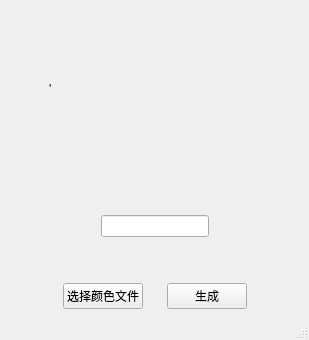
Before: the Qt Designer form pattern-config/mainwindow.ui in signal-emulator-suite-team/pattern-config, drawn with Qt 5.
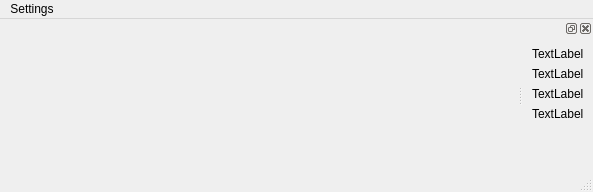
After: the same form once the commit is applied.

```diff
--- a/pattern-config/mainwindow.ui
+++ b/pattern-config/mainwindow.ui
@@ -6,167 +6,17 @@
    <rect>
     <x>0</x>
     <y>0</y>
-    <width>309</width>
-    <height>340</height>
+    <width>593</width>
+    <height>192</height>
    </rect>
   </property>
   <property name="windowTitle">
    <string>MainWindow</string>
   </property>
   <widget class="QWidget" name="centralwidget">
-   <layout class="QGridLayout" name="gridLayout" rowstretch="1,0,0,0,0,0">
+   <layout class="QGridLayout" name="gridLayout_2">
     <item row="0" column="0">
-     <layout class="QHBoxLayout" name="horizontalLayout_2" stretch="0,2,0">
-      <item>
-       <spacer name="horizontalSpacer_8">
-        <property name="orientation">
-         <enum>Qt::Horizontal</enum>
-        </property>
-        <property name="sizeHint" stdset="0">
-         <size>
-          <width>40</width>
-          <height>20</height>
-         </size>
-        </property>
-       </spacer>
-      </item>
-      <item>
-       <widget class="QLabel" name="label">
-        <property name="text">
-         <string>'</string>
-        </property>
-       </widget>
-      </item>
-      <item>
-       <spacer name="horizontalSpacer_9">
-        <property name="orientation">
-         <enum>Qt::Horizontal</enum>
-        </property>
-        <property name="sizeHint" stdset="0">
-         <size>
-          <width>40</width>
-          <height>20</height>
-         </size>
-        </property>
-       </spacer>
-      </item>
-     </layout>
-    </item>
-    <item row="5" column="0">
-     <layout class="QHBoxLayout" name="horizontalLayout">
-      <item>
-       <spacer name="horizontalSpacer_6">
-        <property name="orientation">
-         <enum>Qt::Horizontal</enum>
-        </property>
-        <property name="sizeHint" stdset="0">
-         <size>
-          <width>54</width>
-          <height>20</height>
-         </size>
-        </property>
-       </spacer>
-      </item>
-      <item>
-       <widget class="QPushButton" name="pushButton">
-        <property name="text">
-         <string>选择颜色文件</string>
-        </property>
-       </widget>
-      </item>
-      <item>
-       <spacer name="horizontalSpacer">
-        <property name="orientation">
-         <enum>Qt::Horizontal</enum>
-        </property>
-        <property name="sizeHint" stdset="0">
-         <size>
-          <width>13</width>
-          <height>20</height>
-         </size>
-        </property>
-       </spacer>
-      </item>
-      <item>
-       <widget class="QPushButton" name="pushButton_2">
-        <property name="text">
-         <string>生成</string>
-        </property>
-       </widget>
-      </item>
-      <item>
-       <spacer name="horizontalSpacer_7">
-        <property name="orientation">
-         <enum>Qt::Horizontal</enum>
-        </property>
-        <property name="sizeHint" stdset="0">
-         <size>
-          <width>53</width>
-          <height>20</height>
-         </size>
-        </property>
-       </spacer>
-      </item>
-     </layout>
-    </item>
-    <item row="3" column="0">
-     <spacer name="verticalSpacer">
-      <property name="orientation">
-       <enum>Qt::Vertical</enum>
-      </property>
-      <property name="sizeHint" stdset="0">
-       <size>
-        <width>20</width>
-        <height>40</height>
-       </size>
-      </property>
-     </spacer>
-    </item>
-    <item row="2" column="0">
-     <layout class="QHBoxLayout" name="horizontalLayout_3">
-      <item>
-       <spacer name="horizontalSpacer_2">
-        <property name="orientation">
-         <enum>Qt::Horizontal</enum>
-        </property>
-        <property name="sizeHint" stdset="0">
-         <size>
-          <width>76</width>
-          <height>20</height>
-         </size>
-        </property>
-       </spacer>
-      </item>
-      <item>
-       <widget class="QLineEdit" name="lineEdit"/>
-      </item>
-      <item>
-       <spacer name="horizontalSpacer_3">
-        <property name="orientation">
-         <enum>Qt::Horizontal</enum>
-        </property>
-        <property name="sizeHint" stdset="0">
-         <size>
-          <width>75</width>
-          <height>20</height>
-         </size>
-        </property>
-       </spacer>
-      </item>
-     </layout>
-    </item>
-    <item row="1" column="0">
-     <spacer name="verticalSpacer_2">
-      <property name="orientation">
-       <enum>Qt::Vertical</enum>
-      </property>
-      <property name="sizeHint" stdset="0">
-       <size>
-        <width>20</width>
-        <height>40</height>
-       </size>
-      </property>
-     </spacer>
+     <layout class="QHBoxLayout" name="horizontalLayout"/>
     </item>
    </layout>
   </widget>
@@ -175,12 +25,96 @@
     <rect>
      <x>0</x>
      <y>0</y>
-     <width>309</width>
+     <width>593</width>
      <height>22</height>
     </rect>
    </property>
+   <widget class="QMenu" name="menu">
+    <property name="title">
+     <string>Settings</string>
+    </property>
+    <addaction name="action_configFile"/>
+    <addaction name="action_colorSet"/>
+    <addaction name="actionRegion_Info"/>
+   </widget>
+   <addaction name="menu"/>
   </widget>
   <widget class="QStatusBar" name="statusbar"/>
+  <widget class="QDockWidget" name="dockWidget">
+   <attribute name="dockWidgetArea">
+    <number>2</number>
+   </attribute>
+   <widget class="QWidget" name="dockWidgetContents">
+    <layout class="QGridLayout" name="gridLayout">
+     <item row="0" column="0">
+      <layout class="QVBoxLayout" name="verticalLayout">
+       <item>
+        <widget class="QLabel" name="label_category">
+         <property name="text">
+          <string>TextLabel</string>
+         </property>
+        </widget>
+       </item>
+       <item>
+        <widget class="QLabel" name="label_index">
+         <property name="text">
+          <string>TextLabel</string>
+         </property>
+        </widget>
+       </item>
+       <item>
+        <widget class="QLabel" name="label_color">
+         <property name="text">
+          <string>TextLabel</string>
+         </property>
+        </widget>
+       </item>
+       <item>
+        <widget class="QLabel" name="label_dir">
+         <property name="text">
+          <string>TextLabel</string>
+         </property>
+        </widget>
+       </item>
+       <item>
+        <spacer name="verticalSpacer">
+         <property name="orientation">
+          <enum>Qt::Vertical</enum>
+         </property>
+         <property name="sizeHint" stdset="0">
+          <size>
+           <width>20</width>
+           <height>40</height>
+          </size>
+         </property>
+        </spacer>
+       </item>
+      </layout>
+     </item>
+    </layout>
+   </widget>
+  </widget>
+  <action name="action_configFile">
+   <property name="enabled">
+    <bool>true</bool>
+   </property>
+   <property name="text">
+    <string>Config File</string>
+   </property>
+  </action>
+  <action name="action_colorSet">
+   <property name="enabled">
+    <bool>true</bool>
+   </property>
+   <property name="text">
+    <string>Color Set</string>
+   </property>
+  </action>
+  <action name="actionRegion_Info">
+   <property name="text">
+    <string>Region Info</string>
+   </property>
+  </action>
  </widget>
  <resources/>
  <connections/>
```
Left out of the diff: 2 changed lines with no effect on the pictures.
